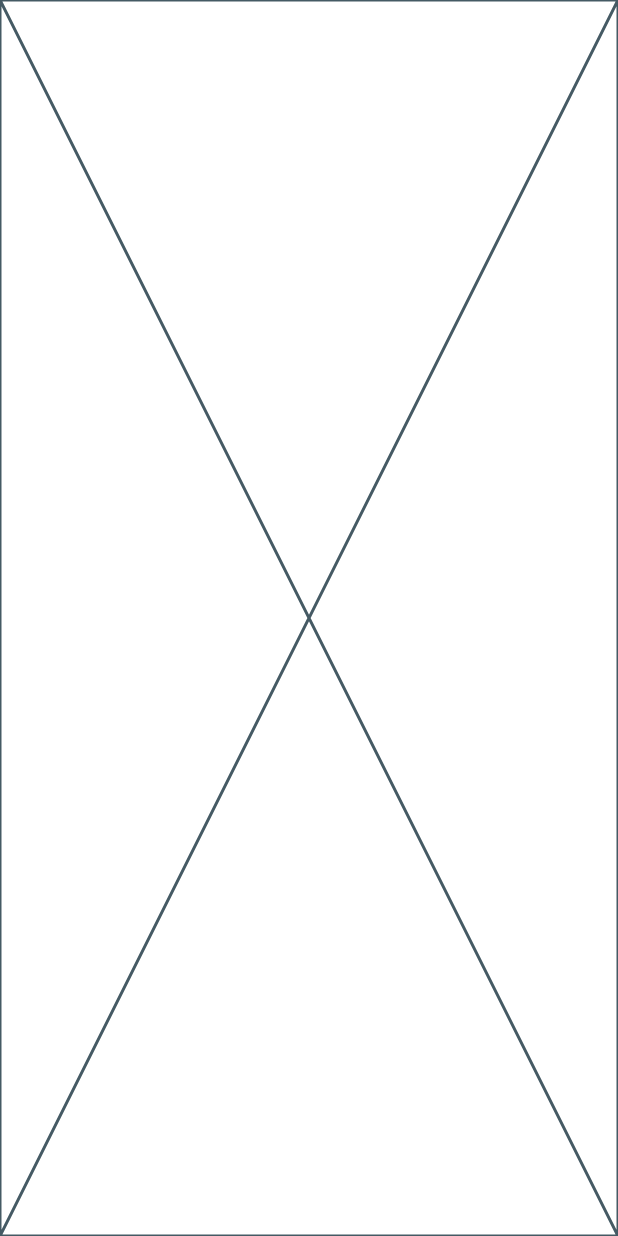
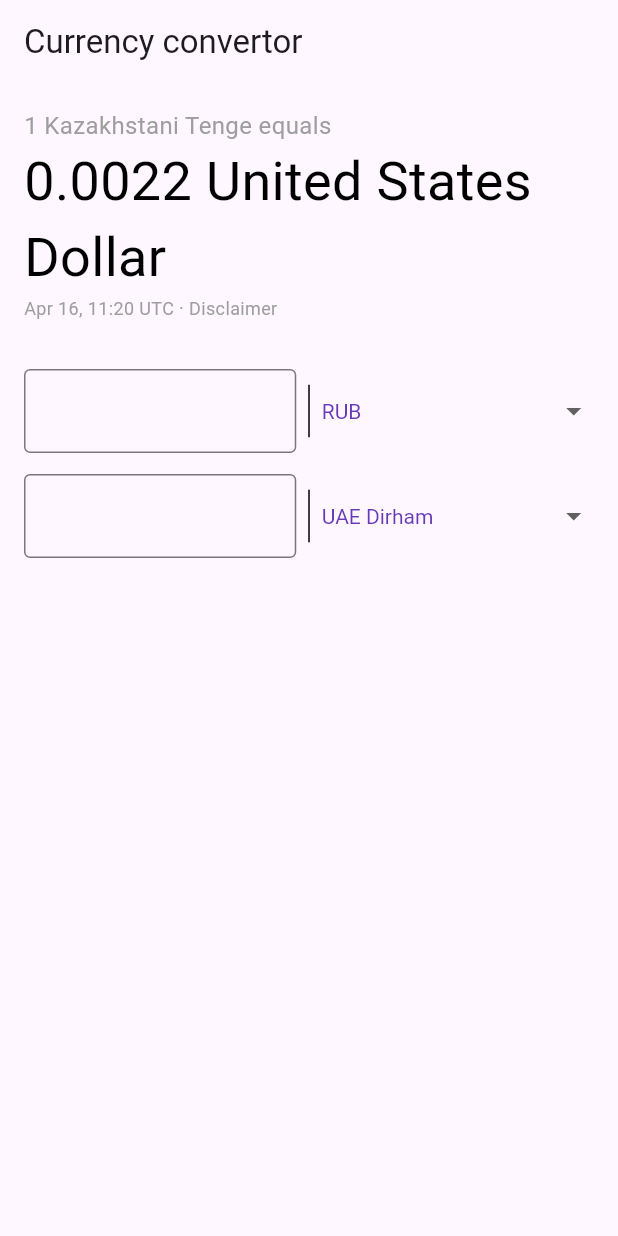
Before and after one commit to maratbekovaidar/currency_converter, a Flutter app: the screen it shows after launch, on a phone screen of 412 x 824 dp. Run offline on Flutter 3.47's test engine with Material 3 defaults, Android fonts, the phone set to English and light mode, and no system bars; our stand-ins replace bloc, flutter_bloc, freezed_annotation, nested; missing offline and left inert: http_interceptor.

Commit message:
feat: commit changes

```diff
--- /dev/null
+++ b/lib/common/api/endpoints.dart
@@ -0,0 +1,4 @@
+class Endpoints {
+  static const String url =
+      "https://v6.exchangerate-api.com/v6/567e2c3057302f28aa862bab/latest/USD";
+}
--- a/lib/main.dart
+++ b/lib/main.dart
@@ -1,4 +1,7 @@
+import 'package:currency_converter/src/converter/presentation/cubit/currency_converter_cubit.dart';
+import 'package:currency_converter/src/converter/presentation/screens/home_screen.dart';
 import 'package:flutter/material.dart';
+import 'package:flutter_bloc/flutter_bloc.dart';
 
 void main() {
   runApp(const MyApp());
@@ -10,11 +13,16 @@ class MyApp extends StatelessWidget {
   @override
   Widget build(BuildContext context) {
     return MaterialApp(
-        title: 'Flutter Demo',
+        title: "Currency convertor",
+        debugShowCheckedModeBanner: false,
         theme: ThemeData(
           colorScheme: ColorScheme.fromSeed(seedColor: Colors.deepPurple),
           useMaterial3: true,
         ),
-        home: const Placeholder());
+        home: Scaffold(
+          body: BlocProvider(
+              create: (BuildContext context) => CurrencyConverterCubit(),
+              child: const HomeScreen()),
+        ));
   }
 }
--- /dev/null
+++ b/lib/src/converter/data/repository/currency_repository.dart
@@ -0,0 +1,5 @@
+abstract class CurrencyRepository {
+  Future<Map<String, double>> getUSDRates();
+  Future<Map<String, double>> getTRYRates();
+  Future<Map<String, double>> getRUBRates();
+}
--- /dev/null
+++ b/lib/src/converter/presentation/cubit/currency_converter_cubit.dart
@@ -0,0 +1,25 @@
+import 'package:bloc/bloc.dart';
+import 'package:currency_converter/src/converter/domain/repository/i_currency_repository.dart';
+import 'package:meta/meta.dart';
+
+part 'currency_converter_state.dart';
+
+class CurrencyConverterCubit extends Cubit<CurrencyConverterState> {
+  CurrencyConverterCubit() : super(CurrencyConverterInitial());
+
+  Future loadCurrency(String currency) async {
+    emit(CurrencyConverterLoadingState());
+    Map<String, double> data;
+    if (currency == "RUB") {
+      data = await ICurrencyRepository().getRUBRates();
+    } else if (currency == "USD") {
+      data = await ICurrencyRepository().getUSDRates();
+    } else if (currency == "TRY") {
+      data = await ICurrencyRepository().getTRYRates();
+    } else {
+      data = await ICurrencyRepository().getRUBRates();
+    }
+    print(data);
+    emit(CurrencyConverterLoadedState(data: data));
+  }
+}
--- /dev/null
+++ b/lib/src/converter/presentation/cubit/currency_converter_state.dart
@@ -0,0 +1,13 @@
+part of 'currency_converter_cubit.dart';
+
+@immutable
+abstract class CurrencyConverterState {}
+
+class CurrencyConverterInitial extends CurrencyConverterState {}
+
+class CurrencyConverterLoadingState extends CurrencyConverterState {}
+
+class CurrencyConverterLoadedState extends CurrencyConverterState {
+  final Map<String, double> data;
+  CurrencyConverterLoadedState({required this.data});
+}
--- /dev/null
+++ b/lib/src/converter/presentation/screens/home_screen.dart
@@ -0,0 +1,179 @@
+import 'package:currency_converter/common/const/currency_abbreviations.dart';
+import 'package:flutter/material.dart';
+
+List<String> list =
+    CurrencyAbbreviations().currencyAbbreviations.values.toList();
+
+List<String> select = ["RUB", "USD", "TRY"];
+
+class HomeScreen extends StatefulWidget {
+  const HomeScreen({super.key});
+
+  @override
+  State<HomeScreen> createState() => _HomeScreenState();
+}
+
+class _HomeScreenState extends State<HomeScreen> {
+  String dropdownValue = list.first;
+  String dropdown2Value = select.first;
+
+  @override
+  Widget build(BuildContext context) {
+    return Scaffold(
+      appBar: AppBar(
+        title: const Text("Currency convertor"),
+      ),
+      body: ListView(
+        padding: const EdgeInsets.all(16),
+        children: [
+          /// Texts
+          const Column(
+            crossAxisAlignment: CrossAxisAlignment.start,
+            children: [
+              Text(
+                "1 Kazakhstani Tenge equals",
+                style: TextStyle(
+                  fontSize: 16,
+                  color: Colors.grey,
+                ),
+              ),
+              Text(
+                "0.0022 United States Dollar",
+                style: TextStyle(
+                  fontSize: 36,
+                  color: Colors.black,
+                ),
+              ),
+              Text(
+                "Apr 16, 11:20 UTC · Disclaimer",
+                style: TextStyle(
+                  fontSize: 12,
+                  color: Colors.grey,
+                ),
+              ),
+            ],
+          ),
+
+          const SizedBox(height: 32),
+
+          /// Fields
+          Column(
+            children: [
+              ///  From
+              Flex(
+                direction: Axis.horizontal,
+                children: [
+                  /// Count
+                  const Flexible(
+                    flex: 1,
+                    child: Expanded(
+                      child: TextField(
+                        decoration:
+                            InputDecoration(border: OutlineInputBorder()),
+                      ),
+                    ),
+                  ),
+
+                  Padding(
+                    padding: const EdgeInsets.all(8.0),
+                    child: Container(
+                      height: 35,
+                      width: 1,
+                      color: Colors.black,
+                    ),
+                  ),
+
+                  /// Currency
+                  Flexible(
+                    flex: 1,
+                    fit: FlexFit.tight,
+                    child: DropdownButton<String>(
+                      value: dropdown2Value,
+                      icon: const Icon(Icons.arrow_drop_down),
+                      elevation: 16,
+                      style: const TextStyle(color: Colors.deepPurple),
+                      underline: const SizedBox(),
+                      onChanged: (String? value) {
+                        // This is called when the user selects an item.
+                        setState(() {
+                          dropdown2Value = value!;
+                        });
+                      },
+                      items:
+                          select.map<DropdownMenuItem<String>>((String value) {
+                        return DropdownMenuItem<String>(
+                          value: value,
+                          child: SizedBox(
+                              width:
+                                  (MediaQuery.of(context).size.width / 2) - 50,
+                              child: Text(value)),
+                        );
+                      }).toList(),
+                    ),
+                  ),
+                ],
+              ),
+              const SizedBox(height: 14),
+
+              /// To
+              Flex(
+                direction: Axis.horizontal,
+                children: [
+                  /// Count
+                  const Flexible(
+                    flex: 1,
+                    child: Expanded(
+                      child: TextField(
+                        decoration:
+                            InputDecoration(border: OutlineInputBorder()),
+                      ),
+                    ),
+                  ),
+
+                  Padding(
+                    padding: const EdgeInsets.all(8.0),
+                    child: Container(
+                      height: 35,
+                      width: 1,
+                      color: Colors.black,
+                    ),
+                  ),
+
+                  /// Currency
+                  Flexible(
+                    flex: 1,
+                    fit: FlexFit.tight,
+                    child: DropdownButton<String>(
+                      value: dropdownValue,
+                      icon: const Icon(Icons.arrow_drop_down),
+                      elevation: 16,
+                      style: const TextStyle(color: Colors.deepPurple),
+                      underline: const SizedBox(),
+                      onChanged: (String? value) {
+                        // This is called when the user selects an item.
+                        setState(() {
+                          dropdownValue = value!;
+                        });
+                      },
+                      items: list.map<DropdownMenuItem<String>>((String value) {
+                        return DropdownMenuItem<String>(
+                          value: value,
+                          child: SizedBox(
+                            width: (MediaQuery.of(context).size.width / 2) - 50,
+                            child: Text(
+                              value,
+                            ),
+                          ),
+                        );
+                      }).toList(),
+                    ),
+                  ),
+                ],
+              ),
+            ],
+          )
+        ],
+      ),
+    );
+  }
+}
--- a/pubspec.yaml
+++ b/pubspec.yaml
@@ -19,6 +19,7 @@ dependencies:
   flutter_bloc: ^8.1.5
   freezed_annotation: ^2.4.1
   json_annotation: ^4.8.1
+  http_interceptor: ^2.0.0-beta.8
 
 dev_dependencies:
   flutter_test:
```
Also changed, not shown: lib/common/api/client/http/http_configs.dart (added, +7 -0 lines), lib/common/api/client/http/http_interceptor.dart (added, +24 -0 lines), lib/common/api/client/http/http_rest_client.dart (added, +92 -0 lines), lib/common/api/client/rest/rest_client.dart (added, +38 -0 lines), lib/common/base/base_bloc/context/context_activity_bloc.dart (added, +18 -0 lines), lib/common/base/base_bloc/context/context_activity_event.dart (added, +8 -0 lines), lib/common/base/base_bloc/context/context_activity_state.dart (added, +11 -0 lines), lib/common/base/base_bloc/cubit/base_cubit.dart (added, +19 -0 lines), lib/common/base/base_bloc/cubit/base_cubit_widget.dart (added, +53 -0 lines), lib/common/const/currency_abbreviations.dart (added, +165 -0 lines), lib/src/converter/data/data_source/exchangerate_http_rest_client.dart (added, +15 -0 lines), lib/src/converter/domain/repository/i_currency_repository.dart (added, +40 -0 lines), lib/common/base/base_bloc/context/context_activity_bloc.freezed.dart (added), 2 other files.
